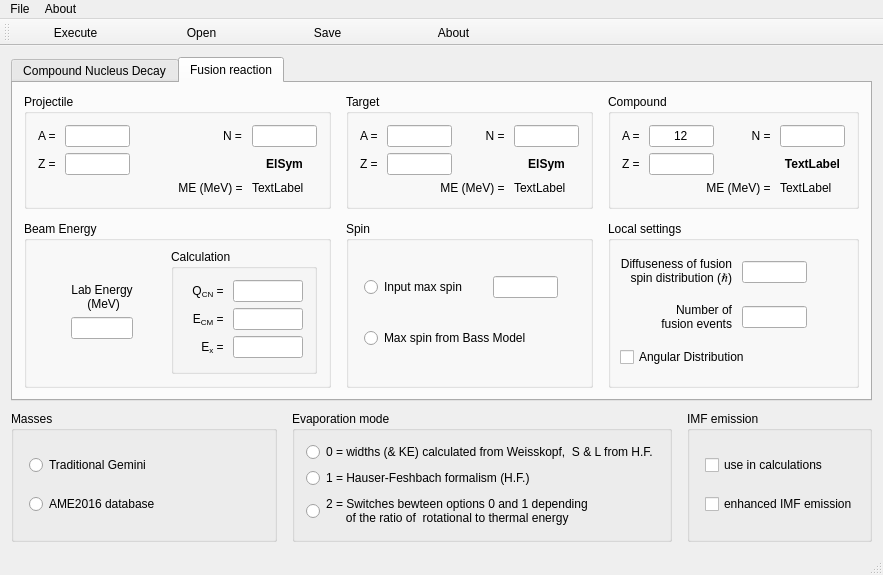
This is g_Gemini/windows/gm_mainwindow.ui in LISEcute/GeminiGui as Qt 5 draws it before an edit. The edited form follows.
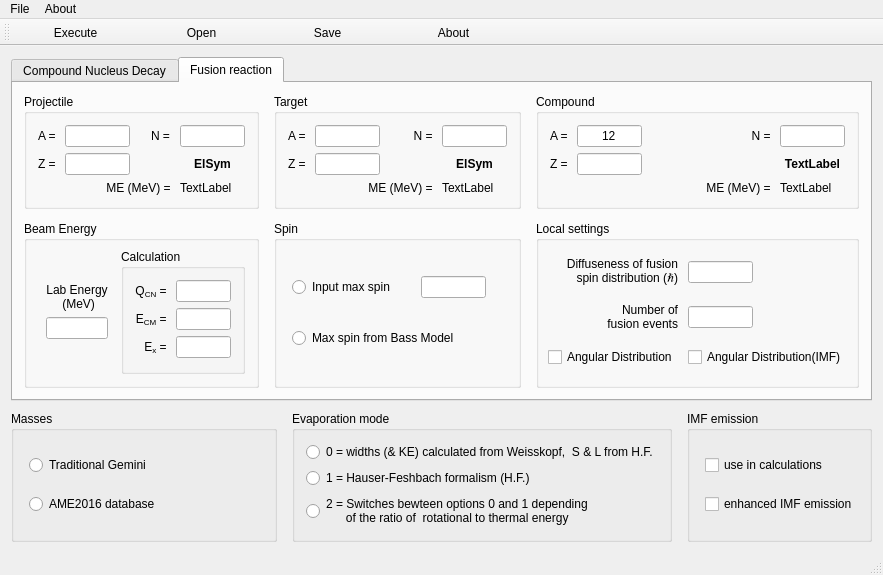
This is the edited form. Icons and pictures are not drawn.

Diff of the .ui file:
```diff
--- a/g_Gemini/windows/gm_mainwindow.ui
+++ b/g_Gemini/windows/gm_mainwindow.ui
@@ -561,7 +561,7 @@
        <attribute name="title">
         <string>Fusion reaction</string>
        </attribute>
-       <layout class="QGridLayout" name="gridLayout_13" rowstretch="1,0,0" columnstretch="5,0,0">
+       <layout class="QGridLayout" name="gridLayout_13" rowstretch="1,0" columnstretch="5,0,0">
         <property name="horizontalSpacing">
          <number>15</number>
         </property>
@@ -1599,13 +1599,20 @@
              </property>
             </widget>
            </item>
-           <item row="2" column="0" colspan="2">
+           <item row="3" column="0">
             <widget class="QCheckBox" name="DistAng">
              <property name="text">
               <string>Angular Distribution</string>
              </property>
             </widget>
            </item>
+           <item row="3" column="1" colspan="2">
+            <widget class="QCheckBox" name="AngDistImf">
+             <property name="text">
+              <string>Angular Distribution(IMF)</string>
+             </property>
+            </widget>
+           </item>
           </layout>
          </widget>
         </item>
```
Left out of the diff: 26 changed lines with no effect on the pictures.
